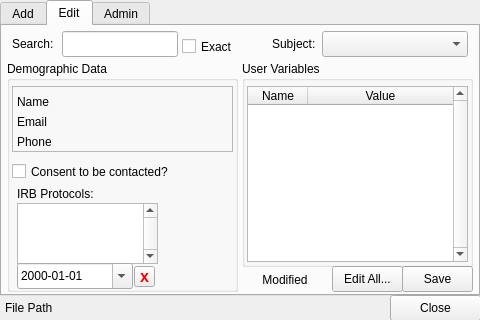
The window that src/psylab/subject_manager/subject_manager_ui.ui (cbrown1/psylab) describes before a commit, drawn with Qt 5.
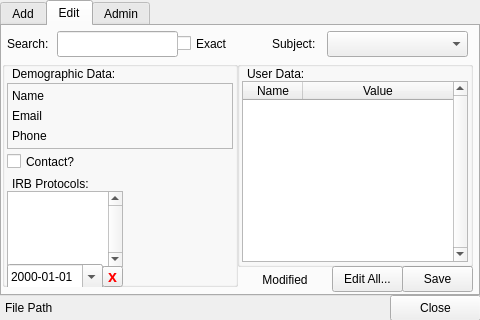
The same window after the commit. The open tabs and pages were chosen to show the change.

Commit message: subject_manager: fixed exact search bug. Created basic audiogram report template.

The edit to the form file:
```diff
--- a/src/psylab/subject_manager/subject_manager_ui.ui
+++ b/src/psylab/subject_manager/subject_manager_ui.ui
@@ -344,9 +344,9 @@
     <widget class="QComboBox" name="edit_subject_list_comboBox">
      <property name="geometry">
       <rect>
-       <x>320</x>
+       <x>325</x>
        <y>5</y>
-       <width>146</width>
+       <width>141</width>
        <height>26</height>
       </rect>
      </property>
@@ -367,9 +367,9 @@
     <widget class="QLineEdit" name="edit_search_lineEdit">
      <property name="geometry">
       <rect>
-       <x>60</x>
+       <x>55</x>
        <y>5</y>
-       <width>116</width>
+       <width>121</width>
        <height>26</height>
       </rect>
      </property>
@@ -377,7 +377,7 @@
     <widget class="QLabel" name="label_20">
      <property name="geometry">
       <rect>
-       <x>10</x>
+       <x>5</x>
        <y>10</y>
        <width>61</width>
        <height>16</height>
@@ -403,99 +403,34 @@
     <widget class="QGroupBox" name="groupBox">
      <property name="geometry">
       <rect>
-       <x>5</x>
+       <x>0</x>
        <y>35</y>
-       <width>231</width>
-       <height>231</height>
+       <width>236</width>
+       <height>226</height>
       </rect>
      </property>
      <property name="title">
-      <string>Demographic Data</string>
+      <string/>
      </property>
-     <widget class="QLabel" name="edit_protocol_label">
-      <property name="geometry">
-       <rect>
-        <x>10</x>
-        <y>125</y>
-        <width>196</width>
-        <height>16</height>
-       </rect>
-      </property>
-      <property name="text">
-       <string>IRB Protocols:</string>
-      </property>
-     </widget>
-     <widget class="QListWidget" name="edit_protocol_listWidget">
-      <property name="geometry">
-       <rect>
-        <x>10</x>
-        <y>142</y>
-        <width>141</width>
-        <height>61</height>
-       </rect>
-      </property>
-      <property name="verticalScrollBarPolicy">
-       <enum>Qt::ScrollBarAlwaysOn</enum>
-      </property>
-     </widget>
      <widget class="QCheckBox" name="edit_contact_checkBox">
       <property name="geometry">
        <rect>
         <x>5</x>
-        <y>100</y>
-        <width>201</width>
+        <y>90</y>
+        <width>101</width>
         <height>21</height>
        </rect>
       </property>
       <property name="text">
-       <string>Consent to be contacted?</string>
-      </property>
-     </widget>
-     <widget class="QPushButton" name="edit_protocol_date_remove_pushButton">
-      <property name="geometry">
-       <rect>
-        <x>127</x>
-        <y>205</y>
-        <width>21</width>
-        <height>21</height>
-       </rect>
-      </property>
-      <property name="font">
-       <font>
-        <pointsize>12</pointsize>
-        <weight>75</weight>
-        <bold>true</bold>
-       </font>
-      </property>
-      <property name="styleSheet">
-       <string notr="true">QPushButton {color: red; padding: 0px;}</string>
-      </property>
-      <property name="text">
-       <string>x</string>
-      </property>
-     </widget>
-     <widget class="QDateEdit" name="edit_protocol_date_dateEdit">
-      <property name="geometry">
-       <rect>
-        <x>10</x>
-        <y>202</y>
-        <width>116</width>
-        <height>26</height>
-       </rect>
-      </property>
-      <property name="displayFormat">
-       <string>yyyy-MM-dd</string>
-      </property>
-      <property name="calendarPopup">
-       <bool>true</bool>
+       <string>Contact?</string>
       </property>
      </widget>
      <widget class="QFrame" name="frame">
       <property name="geometry">
        <rect>
         <x>5</x>
-        <y>25</y>
-        <width>221</width>
+        <y>22</y>
+        <width>226</width>
         <height>66</height>
        </rect>
       </property>
@@ -509,9 +444,9 @@
        <property name="geometry">
         <rect>
          <x>5</x>
-         <y>10</y>
-         <width>211</width>
-         <height>11</height>
+         <y>5</y>
+         <width>216</width>
+         <height>16</height>
         </rect>
        </property>
        <property name="text">
@@ -522,9 +457,9 @@
        <property name="geometry">
         <rect>
          <x>5</x>
-         <y>50</y>
-         <width>211</width>
-         <height>11</height>
+         <y>45</y>
+         <width>216</width>
+         <height>16</height>
         </rect>
        </property>
        <property name="text">
@@ -535,9 +470,9 @@
        <property name="geometry">
         <rect>
          <x>5</x>
-         <y>30</y>
-         <width>211</width>
-         <height>11</height>
+         <y>25</y>
+         <width>216</width>
+         <height>16</height>
         </rect>
        </property>
        <property name="text">
@@ -545,26 +480,104 @@
        </property>
       </widget>
      </widget>
+     <widget class="QLabel" name="edit_protocol_label_2">
+      <property name="geometry">
+       <rect>
+        <x>10</x>
+        <y>5</y>
+        <width>126</width>
+        <height>16</height>
+       </rect>
+      </property>
+      <property name="text">
+       <string>Demographic Data:</string>
+      </property>
+     </widget>
+     <widget class="QListWidget" name="edit_protocol_listWidget">
+      <property name="geometry">
+       <rect>
+        <x>5</x>
+        <y>130</y>
+        <width>116</width>
+        <height>76</height>
+       </rect>
+      </property>
+      <property name="verticalScrollBarPolicy">
+       <enum>Qt::ScrollBarAlwaysOn</enum>
+      </property>
+     </widget>
+     <widget class="QLabel" name="edit_protocol_label">
+      <property name="geometry">
+       <rect>
+        <x>10</x>
+        <y>115</y>
+        <width>91</width>
+        <height>16</height>
+       </rect>
+      </property>
+      <property name="text">
+       <string>IRB Protocols:</string>
+      </property>
+     </widget>
+     <widget class="QDateEdit" name="edit_protocol_date_dateEdit">
+      <property name="geometry">
+       <rect>
+        <x>5</x>
+        <y>203</y>
+        <width>96</width>
+        <height>26</height>
+       </rect>
+      </property>
+      <property name="displayFormat">
+       <string>yyyy-MM-dd</string>
+      </property>
+      <property name="calendarPopup">
+       <bool>true</bool>
+      </property>
+     </widget>
+     <widget class="QPushButton" name="edit_protocol_date_remove_pushButton">
+      <property name="geometry">
+       <rect>
+        <x>100</x>
+        <y>205</y>
+        <width>21</width>
+        <height>21</height>
+       </rect>
+      </property>
+      <property name="font">
+       <font>
+        <pointsize>12</pointsize>
+        <weight>75</weight>
+        <bold>true</bold>
+       </font>
+      </property>
+      <property name="styleSheet">
+       <string notr="true">QPushButton {color: red; padding: 0px;}</string>
+      </property>
+      <property name="text">
+       <string>x</string>
+      </property>
+     </widget>
     </widget>
     <widget class="QGroupBox" name="groupBox_8">
      <property name="geometry">
       <rect>
-       <x>240</x>
+       <x>235</x>
        <y>35</y>
-       <width>231</width>
+       <width>236</width>
        <height>206</height>
       </rect>
      </property>
      <property name="title">
-      <string>User Variables</string>
+      <string/>
      </property>
      <widget class="QTableWidget" name="edit_user_tableWidget">
       <property name="geometry">
        <rect>
         <x>5</x>
-        <y>25</y>
-        <width>221</width>
-        <height>176</height>
+        <y>20</y>
+        <width>226</width>
+        <height>181</height>
        </rect>
       </property>
       <property name="verticalScrollBarPolicy">
@@ -608,6 +621,19 @@
        </property>
       </column>
      </widget>
+     <widget class="QLabel" name="edit_protocol_label_3">
+      <property name="geometry">
+       <rect>
+        <x>10</x>
+        <y>5</y>
+        <width>126</width>
+        <height>16</height>
+       </rect>
+      </property>
+      <property name="text">
+       <string>User Data:</string>
+      </property>
+     </widget>
     </widget>
     <widget class="QPushButton" name="edit_all_pushButton">
      <property name="geometry">
@@ -641,8 +667,8 @@
     <widget class="QCheckBox" name="edit_search_exact_checkBox">
      <property name="geometry">
       <rect>
-       <x>180</x>
-       <y>10</y>
+       <x>175</x>
+       <y>7</y>
        <width>61</width>
        <height>21</height>
       </rect>
```
Left out of the diff: 13 changed lines with no effect on the pictures. The commit also changes 4 other files.
